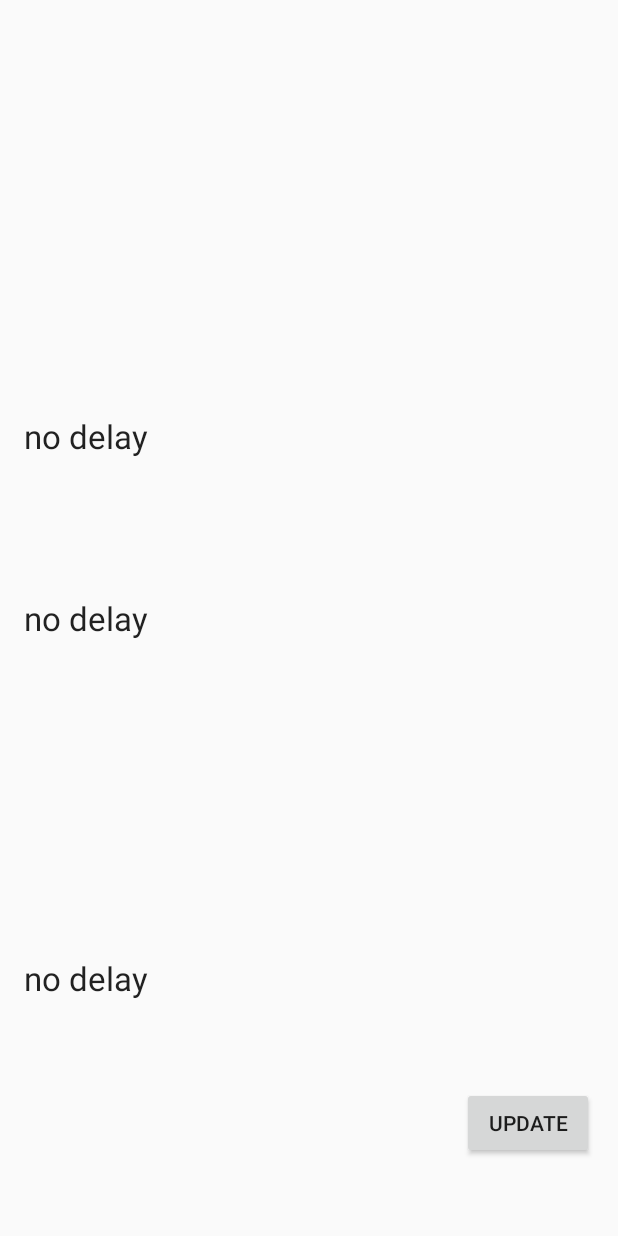
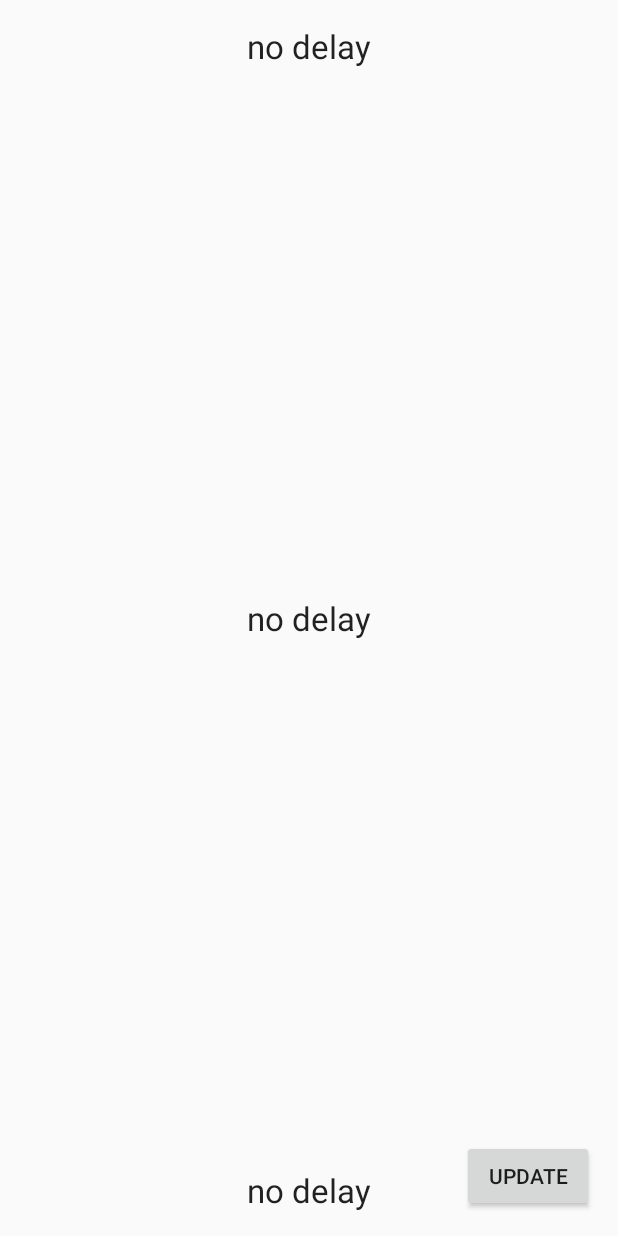
Before and after one commit to S-Kantor/OntarioBorderWaitTimes, an Android app: the screen it shows after launch (MainActivity), on a phone screen of 412 x 824 dp. Run offline under Robolectric (Android 15) with nearby library versions, the phone set to English and light mode, and no system bars.

Commit message:
Changed the location of buttons/ textviews to enhance UI/ UX

```diff
--- a/BorderWaitTimes/app/src/main/res/layout/activity_main.xml
+++ b/BorderWaitTimes/app/src/main/res/layout/activity_main.xml
@@ -19,9 +19,8 @@
         android:text="Large Text"
         android:id="@+id/Bridge_1"
         android:layout_gravity="center_horizontal"
-        android:layout_above="@+id/Bridge_2"
-        android:layout_alignParentStart="true"
-        android:layout_marginBottom="92dp" />
+        android:layout_alignParentTop="true"
+        android:layout_centerHorizontal="true" />
 
     <Button
         android:layout_width="wrap_content"
@@ -30,8 +29,7 @@
         android:id="@+id/refreshButton"
         android:onClick="update"
         android:layout_alignParentBottom="true"
-        android:layout_alignParentEnd="true"
-        android:layout_marginBottom="35dp" />
+        android:layout_alignParentEnd="true" />
 
     <TextView
         android:layout_width="wrap_content"
@@ -40,8 +38,8 @@
         android:text="Large Text"
         android:id="@+id/Bridge_2"
         android:layout_gravity="center_horizontal"
-        android:layout_centerVertical="true"
-        android:layout_alignParentStart="true" />
+        android:layout_alignParentBottom="true"
+        android:layout_alignStart="@+id/Bridge_3" />
 
     <TextView
         android:layout_width="wrap_content"
@@ -50,7 +48,6 @@
         android:text="Large Text"
         android:id="@+id/Bridge_3"
         android:layout_gravity="center_horizontal"
-        android:layout_above="@+id/refreshButton"
-        android:layout_alignParentStart="true"
-        android:layout_marginBottom="58dp" />
+        android:layout_centerVertical="true"
+        android:layout_centerHorizontal="true" />
 </RelativeLayout>
```
